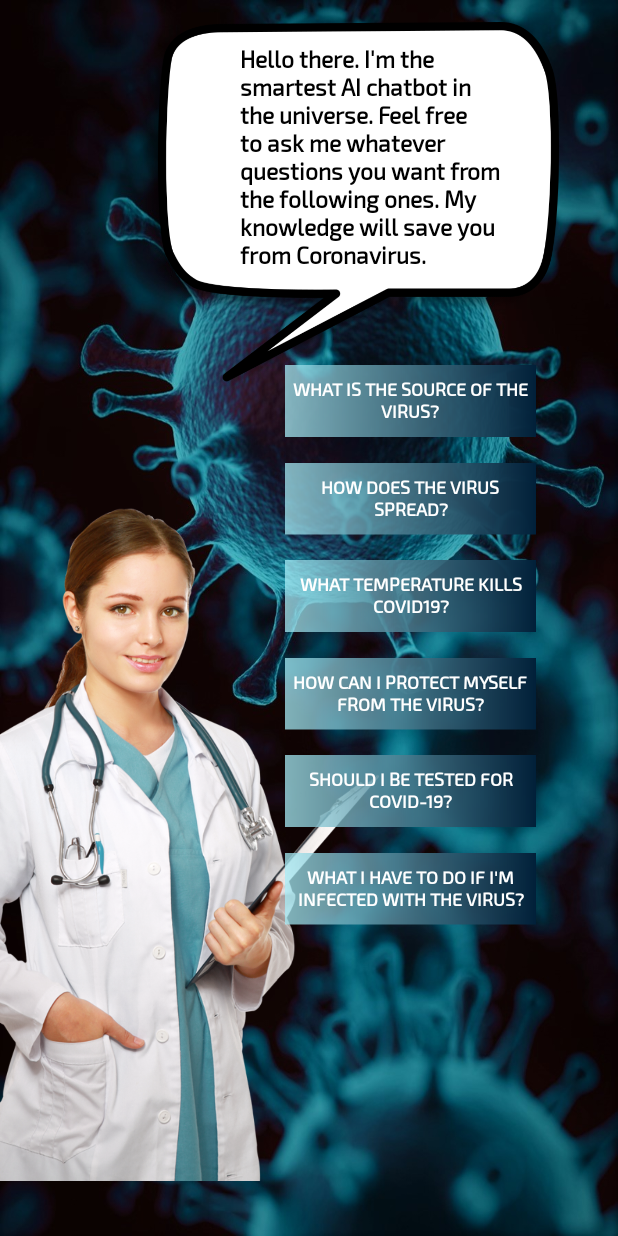
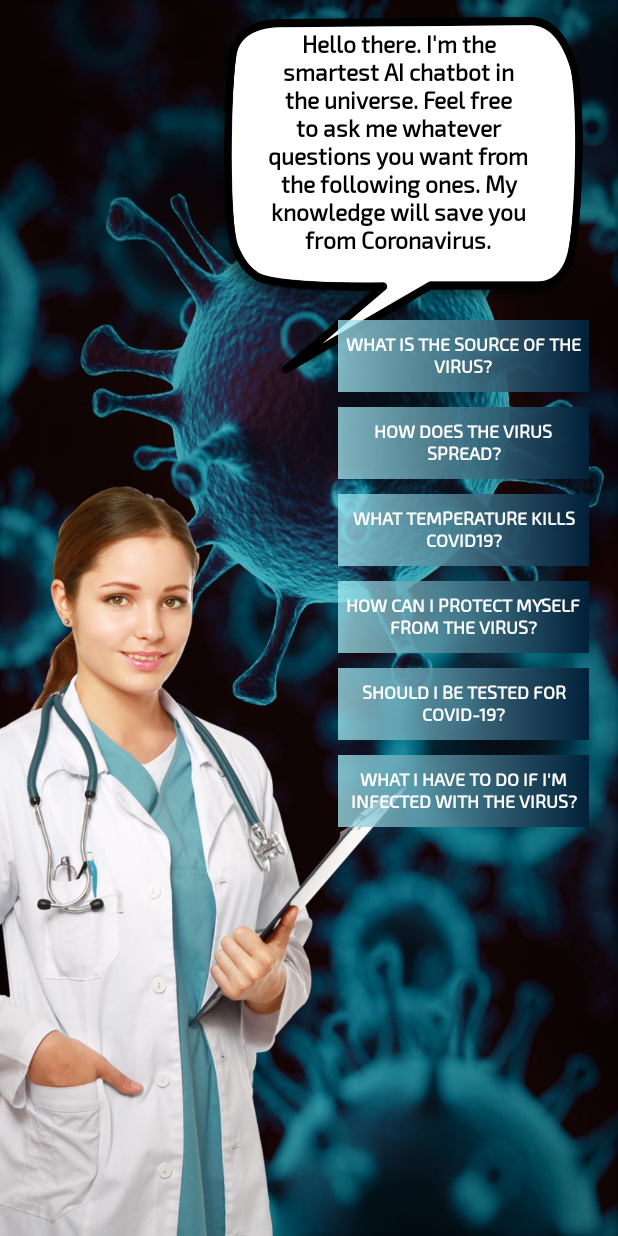
Before and after one commit to Thomazino/Covid-Calculator, an Android app: the Info screen opened directly, with no data from a screen before it, on a phone screen of 412 x 824 dp. Run offline under Robolectric (Android 15) with nearby library versions, the phone set to English and light mode, and no system bars.

Commit message:
Final version, for real

```diff
--- a/app/src/main/res/drawable/buttonbackground.xml
+++ b/app/src/main/res/drawable/buttonbackground.xml
@@ -1,6 +1,6 @@
 <?xml version="1.0" encoding="utf-8"?>
 <shape xmlns:android="http://schemas.android.com/apk/res/android" android:shape="rectangle">
  <gradient android:startColor="#BEA7EDF7" android:endColor="#FF012039" android:type="linear"/>
- <corners android:radius="30sp"/>
+ <corners android:radius="25sp"/>
 
 </shape>
--- a/app/src/main/res/layout/activity_infos.xml
+++ b/app/src/main/res/layout/activity_infos.xml
@@ -8,21 +8,18 @@
                 tools:context=".Info">
 
 
-
-
     <Button
             android:id="@+id/button3"
             android:layout_width="167sp"
             android:layout_height="wrap_content"
-            android:translationX="190sp"
-            android:translationY="210sp"
             android:textSize="12sp"
             android:textColor="#ffffff"
             android:fontFamily="@font/exo_2"
             android:textStyle="normal|bold"
             android:background="@drawable/questionsbackground"
-            android:text="What is the source of the virus?" android:layout_alignParentStart="true"
-            android:layout_alignParentTop="true" android:layout_marginTop="33dp"/>
+            android:text="What is the source of the virus?"
+            android:layout_alignBottom="@+id/imageView8"
+            android:layout_alignParentEnd="true" android:layout_marginEnd="19dp"/>
 
     <Button
             android:id="@+id/button4"
@@ -34,8 +31,8 @@
             android:text="How does the virus spread?"
             android:textColor="#ffffff"
             android:textSize="12sp"
-            android:translationX="190sp"
-            android:translationY="275sp" android:layout_alignParentStart="true" android:layout_alignTop="@+id/button3"/>
+            android:layout_alignStart="@+id/button3"
+            android:layout_centerVertical="true" android:layout_below="@+id/button3" android:layout_marginTop="10sp"/>
 
     <Button
             android:id="@+id/button5"
@@ -47,8 +44,9 @@
             android:text="What temperature kills COVID19?"
             android:textColor="#ffffff"
             android:textSize="12sp"
-            android:translationX="190sp"
-            android:translationY="340sp" android:layout_alignParentStart="true" android:layout_alignTop="@+id/button3"/>
+            android:layout_alignStart="@+id/button3"
+            android:layout_alignParentBottom="false" android:layout_marginTop="10sp"
+            android:layout_below="@+id/button4"/>
 
     <Button
             android:id="@+id/button6"
@@ -60,8 +58,9 @@
             android:text="How can I protect myself from the virus?"
             android:textColor="#ffffff"
             android:textSize="12sp"
-            android:translationX="190sp"
-            android:translationY="405sp" android:layout_alignParentStart="true" android:layout_alignTop="@+id/button3"/>
+            android:layout_alignParentBottom="false"
+            android:layout_alignStart="@+id/button3" android:layout_below="@+id/button5"
+            android:layout_marginTop="10sp"/>
 
     <Button
             android:id="@+id/button7"
@@ -73,8 +72,9 @@
             android:text="Should I be tested for COVID-19?"
             android:textColor="#ffffff"
             android:textSize="12sp"
-            android:translationX="190sp"
-            android:translationY="470sp" android:layout_alignParentStart="true" android:layout_alignTop="@+id/button3"/>
+            android:layout_alignParentBottom="false"
+            android:layout_below="@+id/button6" android:layout_alignStart="@+id/button3"
+            android:layout_marginTop="10sp"/>
 
     <Button
             android:id="@+id/button8"
@@ -86,42 +86,39 @@
             android:text="What I have to do if I'm infected with the virus?"
             android:textColor="#ffffff"
             android:textSize="12sp"
-            android:translationX="190sp"
-            android:translationY="535sp" android:layout_alignParentStart="true" android:layout_alignTop="@+id/button3"/>
+            android:layout_alignStart="@+id/button3"
+            android:layout_marginTop="10sp" android:layout_below="@+id/button7"/>
 
 
     <ImageView
             android:id="@+id/imageView10"
             android:layout_width="wrap_content"
-            android:layout_height="wrap_content"
-            android:translationY="125sp"
+            android:layout_height="match_parent"
+            android:translationY="135sp"
             android:translationX="-100sp"
-            android:scaleX="0.8"
-            android:scaleY="0.8"
-            app:srcCompat="@drawable/doctor"/>
+            android:scaleX="0.9"
+            android:scaleY="0.9"
+            app:srcCompat="@drawable/doctor" android:layout_alignParentStart="true"
+            android:layout_alignParentTop="true"/>
 
     <ImageView
             android:id="@+id/imageView8"
-            android:translationX="55sp"
-            android:translationY="-85sp"
-            android:layout_width="312sp"
-            android:layout_height="451sp"
-            android:scaleX="0.9"
-            android:scaleY="0.9"
+            android:layout_width="318dp"
+            android:layout_height="250dp"
             app:srcCompat="@drawable/speechcloud"
-            android:layout_alignParentTop="true" android:layout_alignParentStart="true"
-            android:layout_marginStart="21sp"/>
+            android:layout_alignParentTop="true"
+            android:scaleX="0.9" android:layout_alignParentEnd="true" android:layout_marginTop="11dp"
+            android:translationX="10sp"/>
 
     <ScrollView
             android:id="@+id/scrollView1"
-            android:layout_width="218sp"
-            android:layout_height="155sp"
+            android:layout_width="194dp"
+            android:layout_height="168dp"
             android:scrollbarStyle="insideInset"
-            android:fadeScrollbars="false"
             android:scrollbarThumbVertical="@drawable/scrollview_thumb"
             android:scrollbarTrackVertical="@drawable/vertical_scrollview_traack"
-            android:translationX="160sp"
-            android:translationY="30sp">
+            android:layout_alignParentEnd="true" android:layout_marginEnd="40dp" android:layout_marginTop="20sp"
+    >
 
         <TextView
                 android:id="@+id/text1"
@@ -132,6 +129,8 @@
                 android:textStyle="normal|bold"
                 android:text="Hello there. I'm the smartest AI chatbot in the universe. Feel free to ask me whatever questions you want from the following ones. My knowledge will save you from Coronavirus."
                 android:textSize="15sp"
+                android:textAlignment="center"
+                android:layout_alignParentTop="true"
         />
 
     </ScrollView>
--- a/app/src/main/res/layout/activity_main.xml
+++ b/app/src/main/res/layout/activity_main.xml
@@ -47,7 +47,7 @@
         android:background="@drawable/buttonbackground"
         android:fontFamily="@font/exo_2"
         android:textStyle="normal|bold"
-        android:text="Our Data and Sources"
+        android:text="Data and Sources"
         android:textAllCaps="false"
         android:textColor="#ffffff"
         app:layout_constraintBottom_toBottomOf="parent"
```
Also changed, not shown: app/src/main/java/com/example/helloapp/DatabaseAccess.java (+10 -4 lines), app/src/main/java/com/example/helloapp/Probabilities.java (+103 -80 lines), app/src/main/java/com/example/helloapp/UserData.java (+20 -19 lines), app/src/main/res/layout/activity_explaining.xml (+14 -16 lines), app/src/main/res/layout/activity_links.xml (+50 -63 lines), app/src/main/res/layout/activity_propabilities.xml (+30 -25 lines), app/src/main/res/layout/activity_user_data.xml (+90 -79 lines), app/src/main/assets/databases/CovidStats.db.
